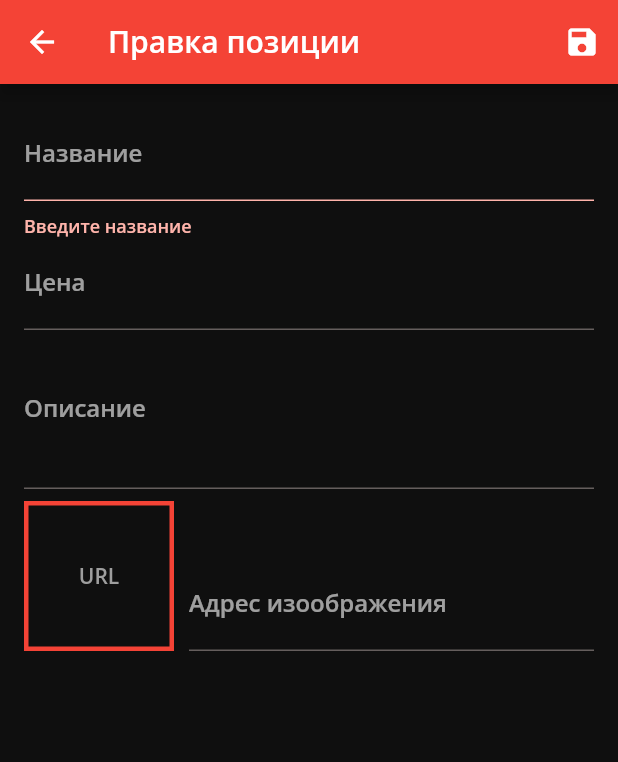
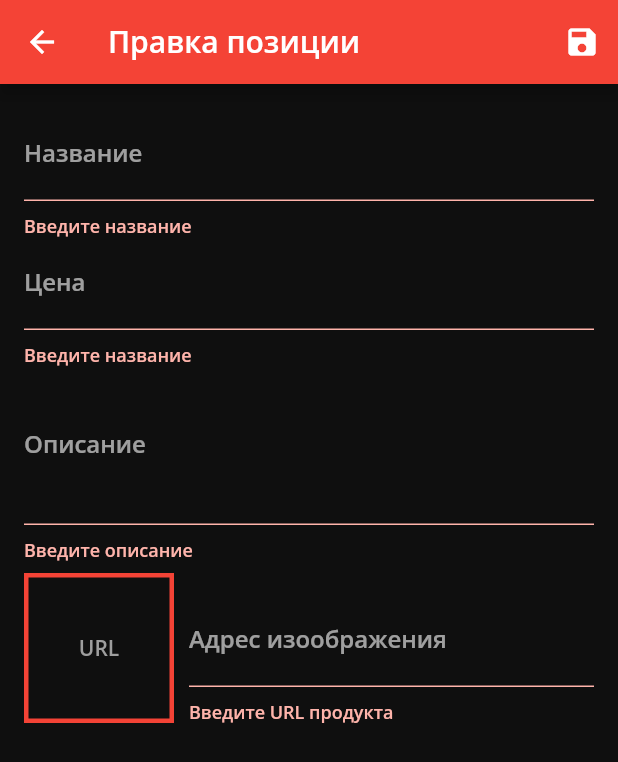
Before and after one commit to CreVL/shop_flutter_app, a Flutter app: the EditProductScreen screen opened by its route, after a tap on the "save" icon, on a phone screen of 412 x 824 dp. Shown: the top 762 px of the screen. Run offline on Flutter 3.47's test engine with Material 2 defaults, Android fonts, the phone set to English and light mode, and no system bars; network calls fail.

```diff
--- a/lib/screens/edit_product_screen.dart
+++ b/lib/screens/edit_product_screen.dart
@@ -27,13 +27,20 @@ class _EditProductScreenState extends State<EditProductScreen> {
 
   void updateImageUrl() {
     if (!imageFocus.hasFocus) {
+      if ((!imageUrlController.text.startsWith('http') &
+              !imageUrlController.text.startsWith('https')) ||
+          (!imageUrlController.text.endsWith('.png') &&
+              !imageUrlController.text.endsWith('.jpg') &&
+              !imageUrlController.text.endsWith('.jpeg'))) {
+        return;
+      }
       setState(() {});
     }
   }
 
   void saveForm() {
-    final  isValid  = formKey.currentState?.validate();
-    if(!isValid!){
+    final isValid = formKey.currentState?.validate();
+    if (!isValid!) {
       return;
     }
     formKey.currentState?.save();
@@ -76,12 +83,12 @@ class _EditProductScreenState extends State<EditProductScreen> {
                 onFieldSubmitted: (value) {
                   FocusScope.of(context).requestFocus(priceFocus);
                 },
-                validator: (value){
-                  if (value!.isEmpty){
+                validator: (value) {
+                  if (value!.isEmpty) {
                     return 'Введите название';
                   }
                   return null;
-                } ,
+                },
                 onSaved: (value) {
                   editedProduct = Product(
                       title: value.toString(),
@@ -101,6 +108,18 @@ class _EditProductScreenState extends State<EditProductScreen> {
                 onFieldSubmitted: (value) {
                   FocusScope.of(context).requestFocus(descriptionFocus);
                 },
+                validator: (value) {
+                  if (value!.isEmpty) {
+                    return 'Введите название';
+                  }
+                  if (double.tryParse(value) == null) {
+                    return 'Введите корректную цену';
+                  }
+                  if (double.parse(value) <= 0) {
+                    return 'Цена не может быть отрицательной';
+                  }
+                  return null;
+                },
                 onSaved: (value) {
                   editedProduct = Product(
                       title: editedProduct.title,
@@ -117,6 +136,15 @@ class _EditProductScreenState extends State<EditProductScreen> {
                 maxLines: 3,
                 keyboardType: TextInputType.multiline,
                 focusNode: descriptionFocus,
+                validator: (value) {
+                  if (value!.isEmpty) {
+                    return 'Введите описание';
+                  }
+                  if (value.length < 10) {
+                    return 'Слишком короткое описание';
+                  }
+                  return null;
+                },
                 onSaved: (value) {
                   editedProduct = Product(
                       title: editedProduct.title,
@@ -160,6 +188,21 @@ class _EditProductScreenState extends State<EditProductScreen> {
                       onFieldSubmitted: (_) {
                         saveForm();
                       },
+                      validator: (value) {
+                        if (value!.isEmpty) {
+                          return 'Введите URL продукта';
+                        }
+                        if (!value.startsWith('http') &
+                            !value.startsWith('https')) {
+                          return 'Введите корректный URL';
+                        }
+                        if (!value.endsWith('.png') &&
+                            !value.endsWith('.jpg') &&
+                            !value.endsWith('.jpeg')) {
+                          return 'Введите URL допустимого изображения';
+                        }
+                        return null;
+                      },
                       onSaved: (value) {
                         editedProduct = Product(
                             title: editedProduct.title,
```
